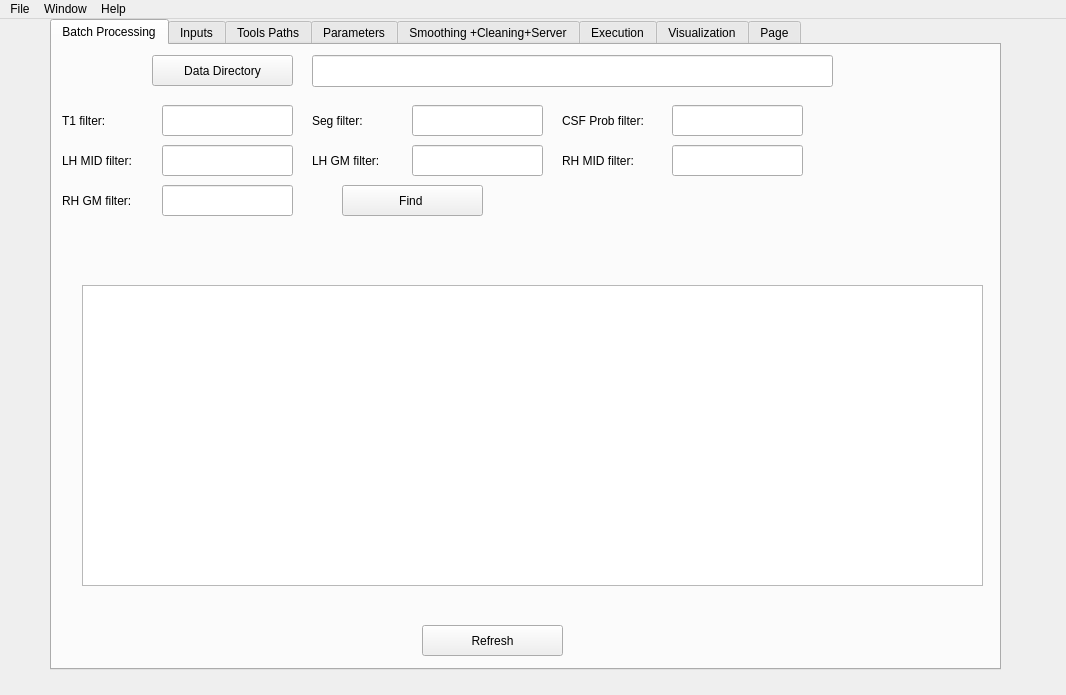
Old version of the form src/app/csfwindow.ui in the repository tahya-deddah/Local_EACSF.
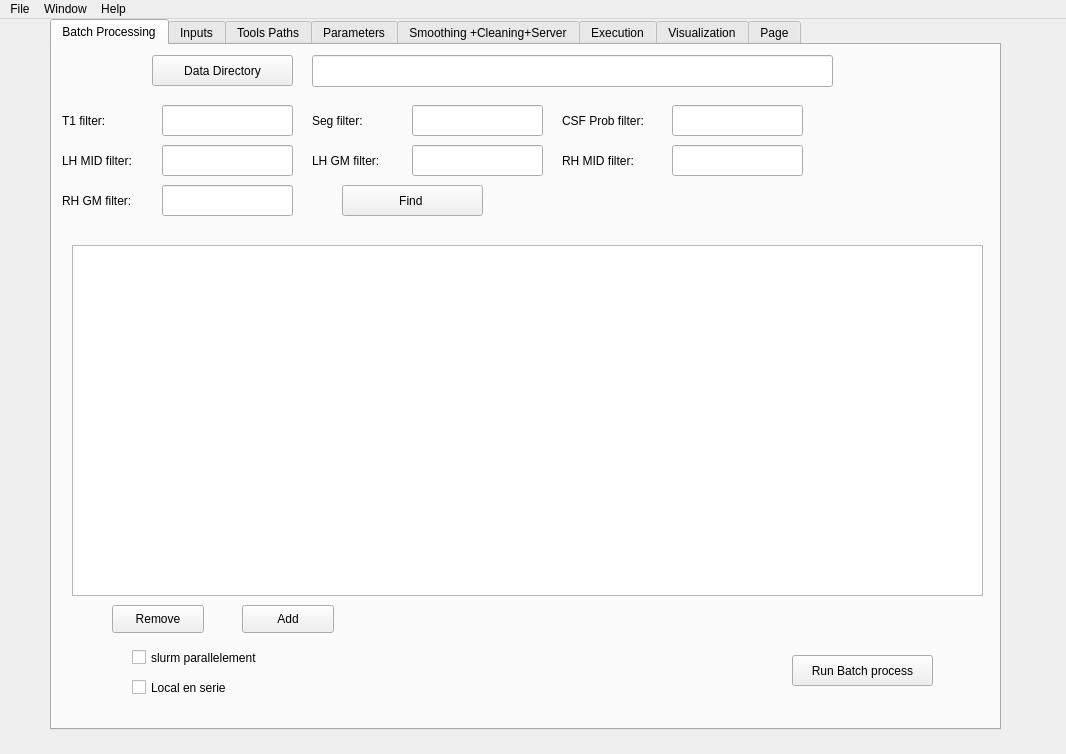
New version of the form.

The edit to the form file:
```diff
--- a/src/app/csfwindow.ui
+++ b/src/app/csfwindow.ui
@@ -7,7 +7,7 @@
     <x>0</x>
     <y>0</y>
     <width>1066</width>
-    <height>695</height>
+    <height>754</height>
    </rect>
   </property>
   <property name="windowTitle">
@@ -20,7 +20,7 @@
       <x>50</x>
       <y>0</y>
       <width>951</width>
-      <height>651</height>
+      <height>711</height>
      </rect>
     </property>
     <property name="minimumSize">
@@ -91,14 +91,14 @@
      <widget class="QPushButton" name="Refresh">
       <property name="geometry">
        <rect>
-        <x>370</x>
-        <y>580</y>
+        <x>740</x>
+        <y>610</y>
         <width>141</width>
         <height>31</height>
        </rect>
       </property>
       <property name="text">
-       <string>Refresh</string>
+       <string>Run Batch process</string>
       </property>
      </widget>
      <widget class="QLabel" name="Seg_filter">
@@ -252,16 +252,68 @@
        <string>Find </string>
       </property>
      </widget>
-     <widget class="QTableWidget" name="tableWidget">
+     <widget class="QTableView" name="tableView">
       <property name="geometry">
        <rect>
-        <x>30</x>
-        <y>240</y>
-        <width>901</width>
-        <height>301</height>
+        <x>20</x>
+        <y>200</y>
+        <width>911</width>
+        <height>351</height>
        </rect>
       </property>
      </widget>
+     <widget class="QPushButton" name="pushButton">
+      <property name="geometry">
+       <rect>
+        <x>60</x>
+        <y>560</y>
+        <width>92</width>
+        <height>28</height>
+       </rect>
+      </property>
+      <property name="text">
+       <string>Remove</string>
+      </property>
+     </widget>
+     <widget class="QPushButton" name="pushButton_2">
+      <property name="geometry">
+       <rect>
+        <x>190</x>
+        <y>560</y>
+        <width>92</width>
+        <height>28</height>
+       </rect>
+      </property>
+      <property name="text">
+       <string>Add</string>
+      </property>
+     </widget>
+     <widget class="QCheckBox" name="checkBox">
+      <property name="geometry">
+       <rect>
+        <x>80</x>
+        <y>600</y>
+        <width>181</width>
+        <height>25</height>
+       </rect>
+      </property>
+      <property name="text">
+       <string>slurm parallelement</string>
+      </property>
+     </widget>
+     <widget class="QCheckBox" name="checkBox_2">
+      <property name="geometry">
+       <rect>
+        <x>80</x>
+        <y>630</y>
+        <width>171</width>
+        <height>25</height>
+       </rect>
+      </property>
+      <property name="text">
+       <string>Local en serie</string>
+      </property>
+     </widget>
     </widget>
     <widget class="QWidget" name="tab_inputs">
      <attribute name="title">
```
